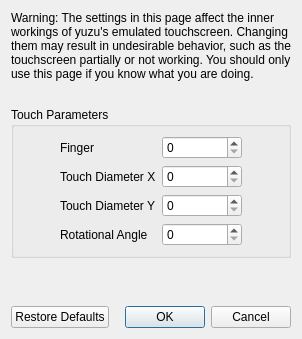
Above: src/yuzu/configuration/configure_touchscreen_advanced.ui from formylover/yuzu-early-access before the change. Below: the same form after it.
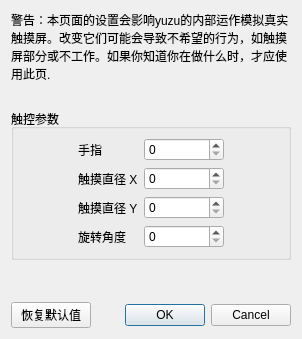
That is the form after the change.

What changed in the file:
```diff
--- a/src/yuzu/configuration/configure_touchscreen_advanced.ui
+++ b/src/yuzu/configuration/configure_touchscreen_advanced.ui
@@ -23,7 +23,7 @@
       </size>
      </property>
      <property name="text">
-      <string>Warning: The settings in this page affect the inner workings of yuzu's emulated touchscreen. Changing them may result in undesirable behavior, such as the touchscreen partially or not working. You should only use this page if you know what you are doing.</string>
+      <string>警告：本页面的设置会影响yuzu的内部运作模拟真实触摸屏。改变它们可能会导致不希望的行为，如触摸屏部分或不工作。如果你知道你在做什么时，才应使用此页.</string>
      </property>
      <property name="wordWrap">
       <bool>true</bool>
@@ -49,7 +49,7 @@
    <item>
     <widget class="QGroupBox" name="gridGroupBox">
      <property name="title">
-      <string>Touch Parameters</string>
+      <string>触控参数</string>
      </property>
      <layout class="QGridLayout" name="gridLayout">
       <item row="0" column="0">
@@ -68,14 +68,14 @@
       <item row="2" column="1">
        <widget class="QLabel" name="label_4">
         <property name="text">
-         <string>Touch Diameter Y</string>
+         <string>触摸直径 Y</string>
         </property>
        </widget>
       </item>
       <item row="0" column="1">
        <widget class="QLabel" name="label">
         <property name="text">
-         <string>Finger</string>
+         <string>手指</string>
         </property>
        </widget>
       </item>
@@ -95,7 +95,7 @@
       <item row="1" column="1">
        <widget class="QLabel" name="label_3">
         <property name="text">
-         <string>Touch Diameter X</string>
+         <string>触摸直径 X</string>
         </property>
        </widget>
       </item>
@@ -112,7 +112,7 @@
       <item row="3" column="1">
        <widget class="QLabel" name="label_5">
         <property name="text">
-         <string>Rotational Angle</string>
+         <string>旋转角度</string>
         </property>
        </widget>
       </item>
@@ -146,7 +146,7 @@
      <item>
       <widget class="QPushButton" name="restore_defaults_button">
        <property name="text">
-        <string>Restore Defaults</string>
+        <string>恢复默认值</string>
        </property>
       </widget>
      </item>
```
Left out of the diff: 2 changed lines with no effect on the pictures.
